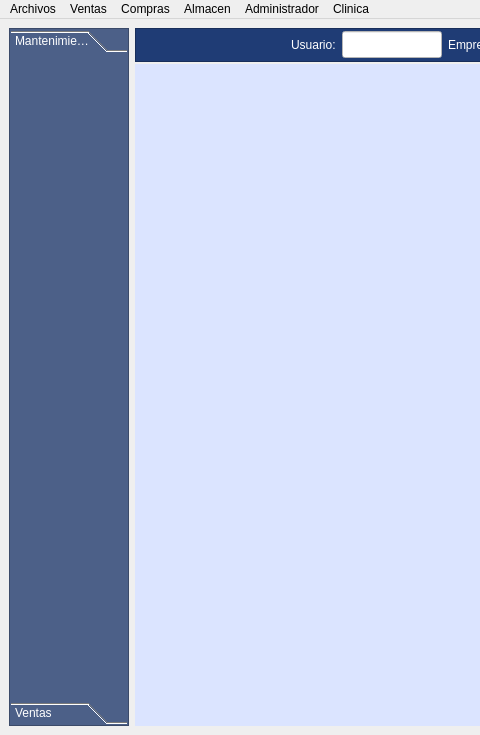
This is mainwindow.ui in arcnexus/RedFoX as Qt 5 draws it before an edit; both pictures show x 0 to 480 and y 0 to 735 of the 1160 by 735 pixel window. The edited form follows.
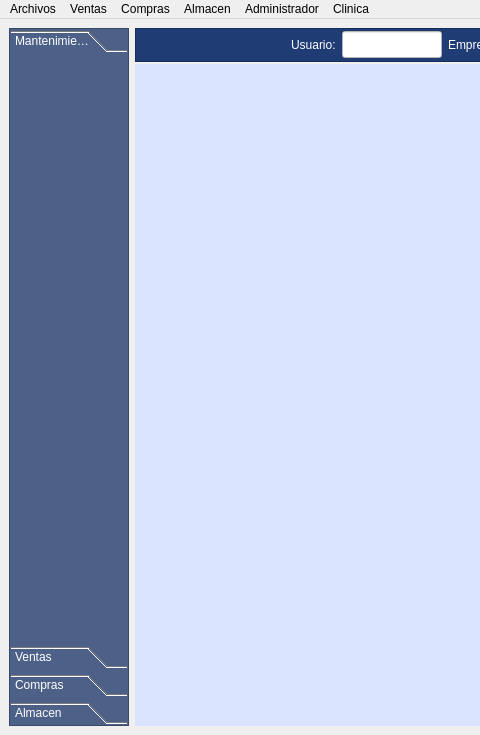
This is the edited form. The open tabs and pages were chosen to show the change. Icons and pictures are not drawn.

Commit message: Creación parte compras

```diff
--- a/mainwindow.ui
+++ b/mainwindow.ui
@@ -104,8 +104,8 @@
            <rect>
             <x>0</x>
             <y>0</y>
-            <width>116</width>
-            <height>638</height>
+            <width>114</width>
+            <height>577</height>
            </rect>
           </property>
           <attribute name="label">
@@ -127,6 +127,18 @@
           </attribute>
           <layout class="QVBoxLayout" name="verticalLayout_15"/>
          </widget>
+         <widget class="QWidget" name="Page_Compras">
+          <attribute name="label">
+           <string>Compras</string>
+          </attribute>
+          <layout class="QVBoxLayout" name="LayoutCompras"/>
+         </widget>
+         <widget class="QWidget" name="page_Almacen">
+          <attribute name="label">
+           <string>Almacen</string>
+          </attribute>
+          <layout class="QVBoxLayout" name="Layout_Almacen"/>
+         </widget>
         </widget>
        </item>
       </layout>
```
Left out of the diff: 116 changed lines with no effect on the pictures. The commit also changes 5 other files.
